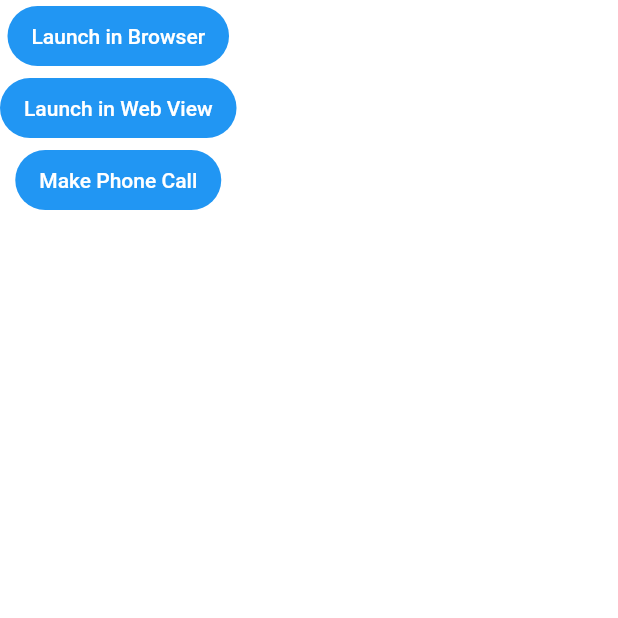
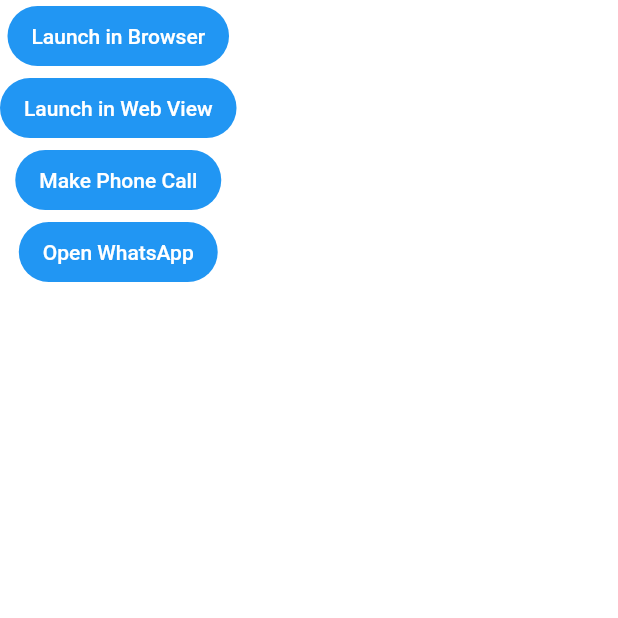
Before and after one commit to KenStarry/Flutter_Mini_Projects, a Flutter app: the screen it shows after launch, on a phone screen of 412 x 824 dp, the top half of it. Run offline on Flutter 3.47's test engine with Material 2 defaults, Android fonts, the phone set to English and light mode, and no system bars; our stand-ins replace connectivity_plus, firebase_auth, firebase_core, flutter_local_notifications, get, graphql_flutter and 7 more; missing offline and left inert: open_document; accounts and stored records are empty.

Commit message:
Open whatsApp functions properly

```diff
--- a/launch_urls_flutter/lib/main_screen.dart
+++ b/launch_urls_flutter/lib/main_screen.dart
@@ -30,6 +30,10 @@ class _MainScreenState extends State<MainScreen> {
           FilledButton(
               onPressed: () async => await makePhoneCall(),
               child: const Text("Make Phone Call")),
+
+          FilledButton(
+              onPressed: () async => await openWhatsApp(),
+              child: const Text("Open WhatsApp")),
         ],
       ),
           )),
--- a/launch_urls_flutter/lib/url_intents.dart
+++ b/launch_urls_flutter/lib/url_intents.dart
@@ -29,3 +29,9 @@ Future<void> makePhoneCall() async {
 
   await launchUrl(launchUri);
 }
+
+Future<void> openWhatsApp() async {
+  final Uri launchUri = Uri.parse('whatsapp://send?phone=254717446607text=Hello World');
+
+  await launchUrl(launchUri);
+}
```
